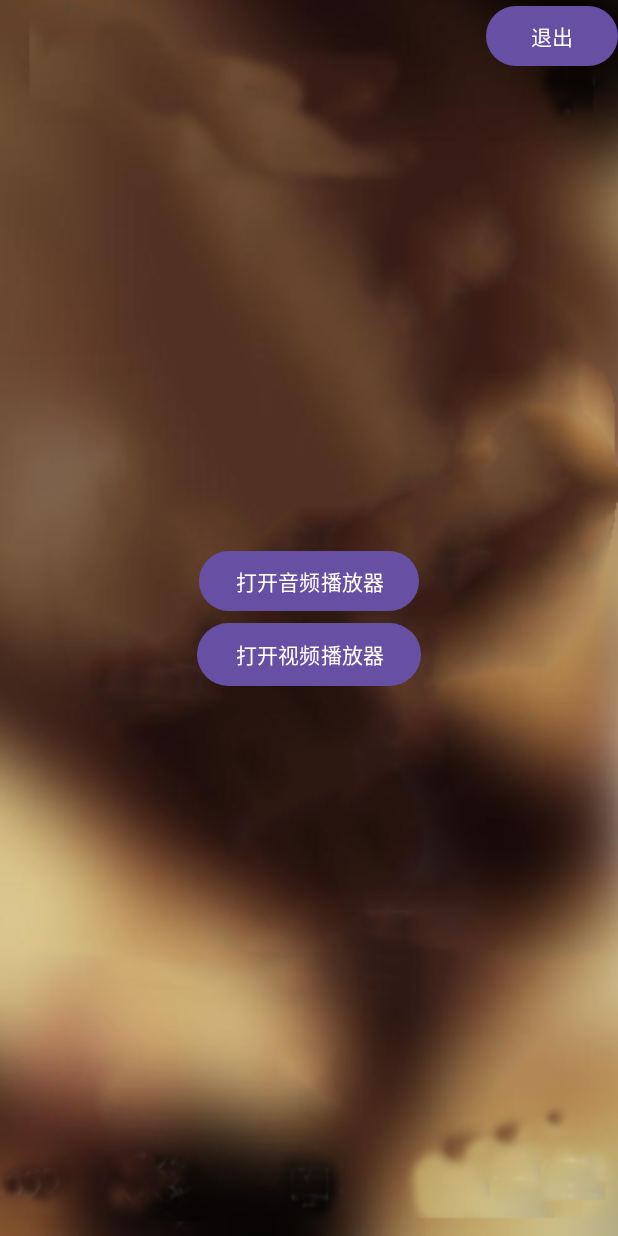
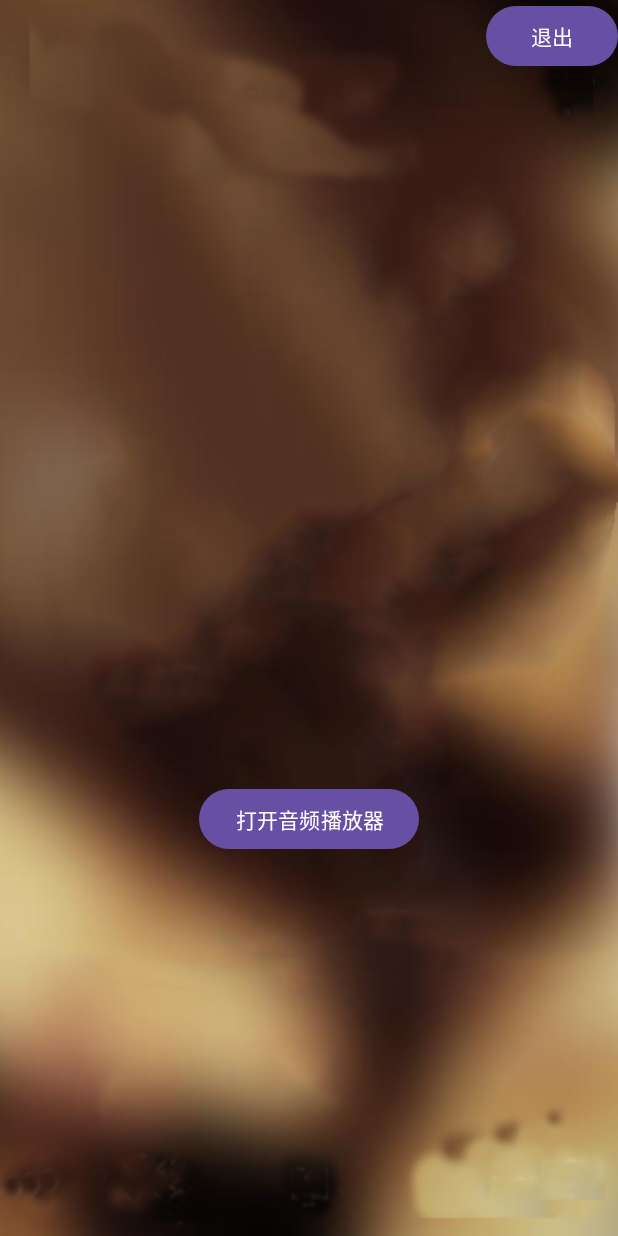
Before and after one commit to Corddt/MusicPlayer_Pro, an Android app: the screen it shows after launch (MainActivity), on a phone screen of 412 x 824 dp. Run offline under Robolectric (Android 15) with nearby library versions, the phone set to English and light mode, and no system bars.

Commit message:
删除了视频播放器

```diff
--- a/app/src/main/AndroidManifest.xml
+++ b/app/src/main/AndroidManifest.xml
@@ -24,9 +24,9 @@
         <activity
             android:name=".MusicActivity"
             android:exported="false" />
-        <activity
-            android:name=".VideoActivity"
-            android:exported="false"/>
+<!--        <activity-->
+<!--            android:name=".VideoActivity"-->
+<!--            android:exported="false"/>-->
         <activity
             android:name=".LyricsActivity"
             android:exported="false"/>
--- a/app/src/main/java/com/corddt/musicplayer_pro/MainActivity.java
+++ b/app/src/main/java/com/corddt/musicplayer_pro/MainActivity.java
@@ -36,18 +36,6 @@
                 startActivity(intent);
             }
         });
-        //下面这行代码是获取布局文件中定义的Button控件，这里的R.id.buttonOpenVideoPlayer是在res/layout/activity_main.xml文件中定义的Button控件的id
-        Button buttonOpenVideo = findViewById(R.id.buttonOpenVideoPlayer);
-        //为打开视频播放器的按钮设置一个点击事件监听器
-        buttonOpenVideo.setOnClickListener(new View.OnClickListener() {
-            @Override
-            public void onClick(View v) {
-                //创建一个 Intent，用于从 MainActivity 跳转到 VideoActivity
-                Intent intent = new Intent(MainActivity.this, VideoActivity.class);
-                //启动目标活动
-                startActivity(intent);
-            }
-        });
 
 
         Button buttonExit = findViewById(R.id.buttonExit);//这里的按钮的作用是退出应用
--- a/app/src/main/res/layout/activity_main.xml
+++ b/app/src/main/res/layout/activity_main.xml
@@ -1,5 +1,6 @@
 <?xml version="1.0" encoding="utf-8"?>
-<androidx.constraintlayout.widget.ConstraintLayout xmlns:android="http://schemas.android.com/apk/res/android"
+<androidx.constraintlayout.widget.ConstraintLayout
+    xmlns:android="http://schemas.android.com/apk/res/android"
     xmlns:app="http://schemas.android.com/apk/res-auto"
     xmlns:tools="http://schemas.android.com/tools"
     android:layout_width="match_parent"
@@ -7,30 +8,21 @@
     android:background="@drawable/music_bg"
     tools:context=".MainActivity">
 
-    <!-- 音频播放器按钮 -->
+
+    <!-- 退出按钮 -->
     <Button
         android:id="@+id/buttonOpenPlayer"
         android:layout_width="wrap_content"
         android:layout_height="wrap_content"
+        android:layout_marginTop="268dp"
         android:text="打开音频播放器"
+        app:layout_constraintBottom_toBottomOf="parent"
         app:layout_constraintEnd_toEndOf="parent"
         app:layout_constraintStart_toStartOf="parent"
         app:layout_constraintTop_toTopOf="parent"
-        app:layout_constraintBottom_toTopOf="@id/buttonOpenVideoPlayer"
+        app:layout_constraintVertical_bias="0.5"
         app:layout_constraintVertical_chainStyle="packed" />
 
-    <!-- 视频播放器按钮 -->
-    <Button
-        android:id="@+id/buttonOpenVideoPlayer"
-        android:layout_width="149dp"
-        android:layout_height="50dp"
-        android:text="打开视频播放器"
-        app:layout_constraintBottom_toBottomOf="parent"
-        app:layout_constraintEnd_toEndOf="parent"
-        app:layout_constraintStart_toStartOf="parent"
-        app:layout_constraintTop_toBottomOf="@id/buttonOpenPlayer" />
-
-    <!-- 退出按钮 -->
     <Button
         android:id="@+id/buttonExit"
         android:layout_width="wrap_content"
```
